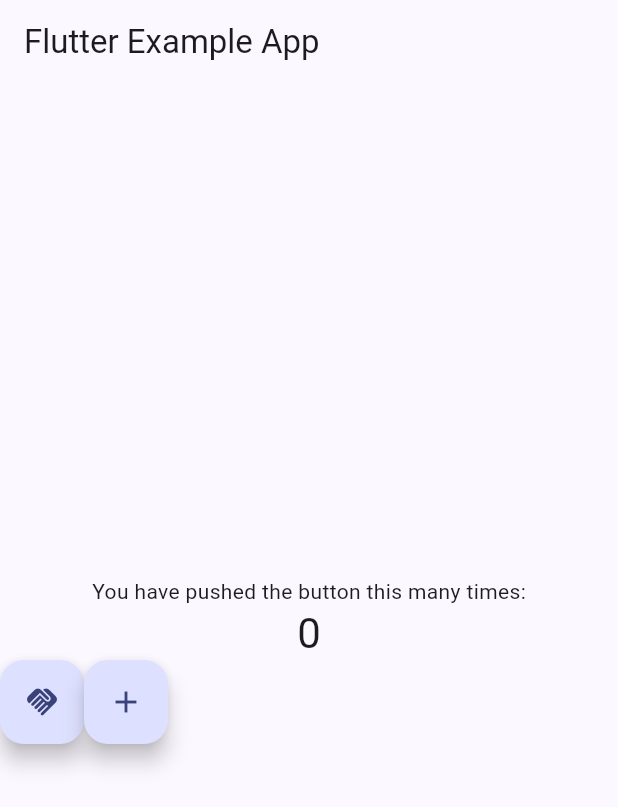
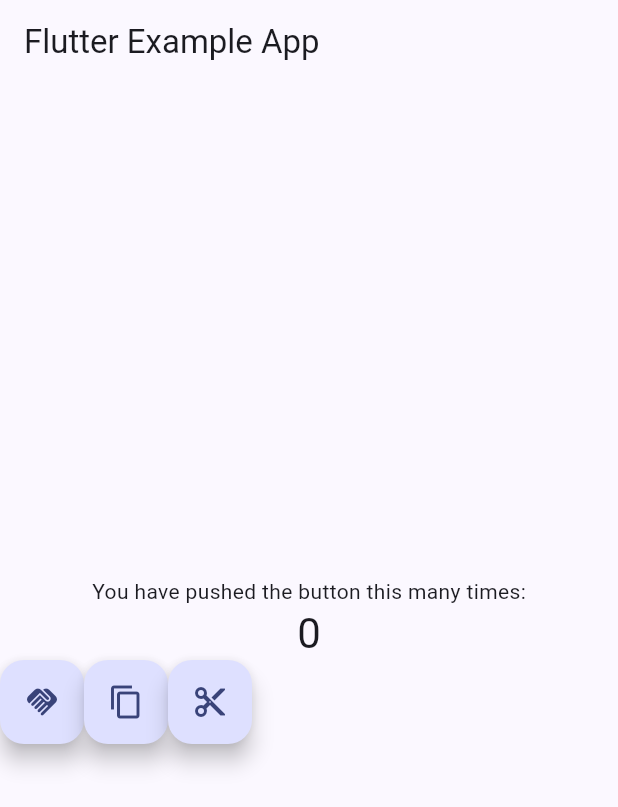
Before and after one commit to Myles-Green-30225822/CPPAssessment2Prototype, a Flutter app: the screen it shows after launch, on a phone screen of 412 x 824 dp. Shown: the top 807 px of the screen. Run offline on Flutter 3.47's test engine with Material 3 defaults, Android fonts, the phone set to English and light mode, and no system bars.

Commit message:
Update main.dart, adding a third button
A third button was added to the project in preparation to create a rock, paper, scissors game

```diff
--- a/lib/main.dart
+++ b/lib/main.dart
@@ -110,8 +110,12 @@ class _MyHomePageState extends State<MyHomePage> {
             FloatingActionButton(
               onPressed: _incrementCounter,
               tooltip: 'Increment',
-        child: const Icon(Icons.add),
-       // This trailing comma makes auto-formatting nicer for build methods.
+              child: const Icon(Icons.copy),
+            ),
+            FloatingActionButton(
+              onPressed: _incrementCounter,
+              tooltip: 'Increment',
+              child: const Icon(Icons.cut),
             ),],)
           ],
         ),
```
Lines whose indentation alone changed are shown as unchanged.
